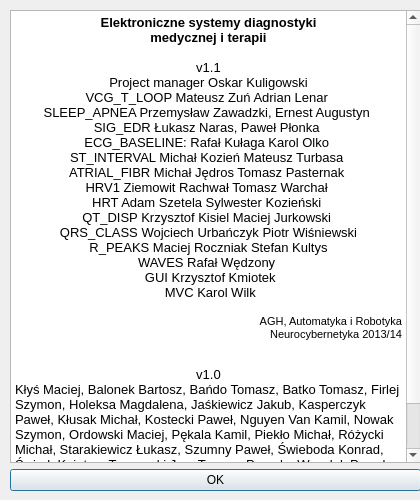
Above: EKG/Views/about.ui from qwerty90/ProjektEKG before the change. Below: the same form after it.
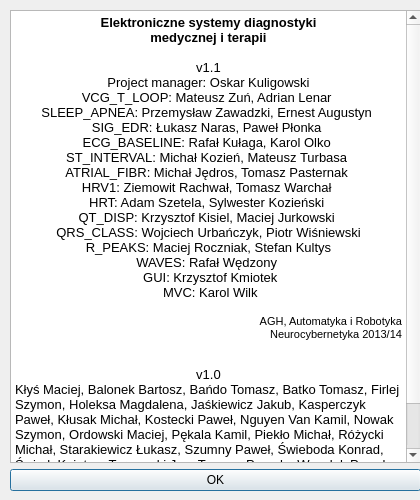
That is the form after the change. Icons and pictures are not drawn.

Patch:
```diff
--- a/EKG/Views/about.ui
+++ b/EKG/Views/about.ui
@@ -56,21 +56,21 @@
 &lt;p align=&quot;center&quot; style=&quot; margin-top:0px; margin-bottom:0px; margin-left:0px; margin-right:0px; -qt-block-indent:0; text-indent:0px;&quot;&gt;&lt;span style=&quot; font-size:10pt; font-weight:600;&quot;&gt;medycznej i terapii&lt;/span&gt;&lt;/p&gt;
 &lt;p align=&quot;center&quot; style=&quot;-qt-paragraph-type:empty; margin-top:0px; margin-bottom:0px; margin-left:0px; margin-right:0px; -qt-block-indent:0; text-indent:0px; font-size:10pt;&quot;&gt;&lt;br /&gt;&lt;/p&gt;
 &lt;p align=&quot;center&quot; style=&quot; margin-top:0px; margin-bottom:0px; margin-left:0px; margin-right:0px; -qt-block-indent:0; text-indent:0px;&quot;&gt;&lt;span style=&quot; font-size:10pt;&quot;&gt;v1.1&lt;/span&gt;&lt;/p&gt;
-&lt;p align=&quot;center&quot; style=&quot; margin-top:0px; margin-bottom:0px; margin-left:0px; margin-right:0px; -qt-block-indent:0; text-indent:0px;&quot;&gt;&lt;span style=&quot; font-size:10pt;&quot;&gt;Project manager Oskar Kuligowski&lt;/span&gt;&lt;/p&gt;
-&lt;p align=&quot;center&quot; style=&quot; margin-top:0px; margin-bottom:0px; margin-left:0px; margin-right:0px; -qt-block-indent:0; text-indent:0px;&quot;&gt;&lt;span style=&quot; font-size:10pt;&quot;&gt;VCG_T_LOOP Mateusz Zuń Adrian Lenar &lt;/span&gt;&lt;/p&gt;
-&lt;p align=&quot;center&quot; style=&quot; margin-top:0px; margin-bottom:0px; margin-left:0px; margin-right:0px; -qt-block-indent:0; text-indent:0px;&quot;&gt;&lt;span style=&quot; font-size:10pt;&quot;&gt;SLEEP_APNEA Przemysław Zawadzki, Ernest Augustyn &lt;/span&gt;&lt;/p&gt;
-&lt;p align=&quot;center&quot; style=&quot; margin-top:0px; margin-bottom:0px; margin-left:0px; margin-right:0px; -qt-block-indent:0; text-indent:0px;&quot;&gt;&lt;span style=&quot; font-size:10pt;&quot;&gt;SIG_EDR Łukasz Naras, Paweł Płonka &lt;/span&gt;&lt;/p&gt;
-&lt;p align=&quot;center&quot; style=&quot; margin-top:0px; margin-bottom:0px; margin-left:0px; margin-right:0px; -qt-block-indent:0; text-indent:0px;&quot;&gt;&lt;span style=&quot; font-size:10pt;&quot;&gt;ECG_BASELINE: Rafał Kułaga Karol Olko &lt;/span&gt;&lt;/p&gt;
-&lt;p align=&quot;center&quot; style=&quot; margin-top:0px; margin-bottom:0px; margin-left:0px; margin-right:0px; -qt-block-indent:0; text-indent:0px;&quot;&gt;&lt;span style=&quot; font-size:10pt;&quot;&gt;ST_INTERVAL Michał Kozień Mateusz Turbasa &lt;/span&gt;&lt;/p&gt;
-&lt;p align=&quot;center&quot; style=&quot; margin-top:0px; margin-bottom:0px; margin-left:0px; margin-right:0px; -qt-block-indent:0; text-indent:0px;&quot;&gt;&lt;span style=&quot; font-size:10pt;&quot;&gt;ATRIAL_FIBR Michał Jędros Tomasz Pasternak &lt;/span&gt;&lt;/p&gt;
-&lt;p align=&quot;center&quot; style=&quot; margin-top:0px; margin-bottom:0px; margin-left:0px; margin-right:0px; -qt-block-indent:0; text-indent:0px;&quot;&gt;&lt;span style=&quot; font-size:10pt;&quot;&gt;HRV1 Ziemowit Rachwał Tomasz Warchał &lt;/span&gt;&lt;/p&gt;
-&lt;p align=&quot;center&quot; style=&quot; margin-top:0px; margin-bottom:0px; margin-left:0px; margin-right:0px; -qt-block-indent:0; text-indent:0px;&quot;&gt;&lt;span style=&quot; font-size:10pt;&quot;&gt;HRT Adam Szetela Sylwester Kozieński &lt;/span&gt;&lt;/p&gt;
-&lt;p align=&quot;center&quot; style=&quot; margin-top:0px; margin-bottom:0px; margin-left:0px; margin-right:0px; -qt-block-indent:0; text-indent:0px;&quot;&gt;&lt;span style=&quot; font-size:10pt;&quot;&gt;QT_DISP Krzysztof Kisiel Maciej Jurkowski &lt;/span&gt;&lt;/p&gt;
-&lt;p align=&quot;center&quot; style=&quot; margin-top:0px; margin-bottom:0px; margin-left:0px; margin-right:0px; -qt-block-indent:0; text-indent:0px;&quot;&gt;&lt;span style=&quot; font-size:10pt;&quot;&gt;QRS_CLASS Wojciech Urbańczyk Piotr Wiśniewski&lt;/span&gt;&lt;/p&gt;
-&lt;p align=&quot;center&quot; style=&quot; margin-top:0px; margin-bottom:0px; margin-left:0px; margin-right:0px; -qt-block-indent:0; text-indent:0px;&quot;&gt;&lt;span style=&quot; font-size:10pt;&quot;&gt; R_PEAKS Maciej Roczniak Stefan Kultys &lt;/span&gt;&lt;/p&gt;
-&lt;p align=&quot;center&quot; style=&quot; margin-top:0px; margin-bottom:0px; margin-left:0px; margin-right:0px; -qt-block-indent:0; text-indent:0px;&quot;&gt;&lt;span style=&quot; font-size:10pt;&quot;&gt;WAVES Rafał Wędzony &lt;/span&gt;&lt;/p&gt;
-&lt;p align=&quot;center&quot; style=&quot; margin-top:0px; margin-bottom:0px; margin-left:0px; margin-right:0px; -qt-block-indent:0; text-indent:0px;&quot;&gt;&lt;span style=&quot; font-size:10pt;&quot;&gt; GUI Krzysztof Kmiotek&lt;/span&gt;&lt;/p&gt;
-&lt;p align=&quot;center&quot; style=&quot; margin-top:0px; margin-bottom:0px; margin-left:0px; margin-right:0px; -qt-block-indent:0; text-indent:0px;&quot;&gt;&lt;span style=&quot; font-size:10pt;&quot;&gt; MVC Karol Wilk&lt;/span&gt;&lt;/p&gt;
+&lt;p align=&quot;center&quot; style=&quot; margin-top:0px; margin-bottom:0px; margin-left:0px; margin-right:0px; -qt-block-indent:0; text-indent:0px;&quot;&gt;&lt;span style=&quot; font-size:10pt;&quot;&gt;Project manager: Oskar Kuligowski&lt;/span&gt;&lt;/p&gt;
+&lt;p align=&quot;center&quot; style=&quot; margin-top:0px; margin-bottom:0px; margin-left:0px; margin-right:0px; -qt-block-indent:0; text-indent:0px;&quot;&gt;&lt;span style=&quot; font-size:10pt;&quot;&gt;VCG_T_LOOP: Mateusz Zuń, Adrian Lenar &lt;/span&gt;&lt;/p&gt;
+&lt;p align=&quot;center&quot; style=&quot; margin-top:0px; margin-bottom:0px; margin-left:0px; margin-right:0px; -qt-block-indent:0; text-indent:0px;&quot;&gt;&lt;span style=&quot; font-size:10pt;&quot;&gt;SLEEP_APNEA: Przemysław Zawadzki, Ernest Augustyn &lt;/span&gt;&lt;/p&gt;
+&lt;p align=&quot;center&quot; style=&quot; margin-top:0px; margin-bottom:0px; margin-left:0px; margin-right:0px; -qt-block-indent:0; text-indent:0px;&quot;&gt;&lt;span style=&quot; font-size:10pt;&quot;&gt;SIG_EDR: Łukasz Naras, Paweł Płonka &lt;/span&gt;&lt;/p&gt;
+&lt;p align=&quot;center&quot; style=&quot; margin-top:0px; margin-bottom:0px; margin-left:0px; margin-right:0px; -qt-block-indent:0; text-indent:0px;&quot;&gt;&lt;span style=&quot; font-size:10pt;&quot;&gt;ECG_BASELINE: Rafał Kułaga, Karol Olko &lt;/span&gt;&lt;/p&gt;
+&lt;p align=&quot;center&quot; style=&quot; margin-top:0px; margin-bottom:0px; margin-left:0px; margin-right:0px; -qt-block-indent:0; text-indent:0px;&quot;&gt;&lt;span style=&quot; font-size:10pt;&quot;&gt;ST_INTERVAL: Michał Kozień, Mateusz Turbasa &lt;/span&gt;&lt;/p&gt;
+&lt;p align=&quot;center&quot; style=&quot; margin-top:0px; margin-bottom:0px; margin-left:0px; margin-right:0px; -qt-block-indent:0; text-indent:0px;&quot;&gt;&lt;span style=&quot; font-size:10pt;&quot;&gt;ATRIAL_FIBR: Michał Jędros, Tomasz Pasternak &lt;/span&gt;&lt;/p&gt;
+&lt;p align=&quot;center&quot; style=&quot; margin-top:0px; margin-bottom:0px; margin-left:0px; margin-right:0px; -qt-block-indent:0; text-indent:0px;&quot;&gt;&lt;span style=&quot; font-size:10pt;&quot;&gt;HRV1: Ziemowit Rachwał, Tomasz Warchał &lt;/span&gt;&lt;/p&gt;
+&lt;p align=&quot;center&quot; style=&quot; margin-top:0px; margin-bottom:0px; margin-left:0px; margin-right:0px; -qt-block-indent:0; text-indent:0px;&quot;&gt;&lt;span style=&quot; font-size:10pt;&quot;&gt;HRT: Adam Szetela, Sylwester Kozieński &lt;/span&gt;&lt;/p&gt;
+&lt;p align=&quot;center&quot; style=&quot; margin-top:0px; margin-bottom:0px; margin-left:0px; margin-right:0px; -qt-block-indent:0; text-indent:0px;&quot;&gt;&lt;span style=&quot; font-size:10pt;&quot;&gt;QT_DISP: Krzysztof Kisiel, Maciej Jurkowski &lt;/span&gt;&lt;/p&gt;
+&lt;p align=&quot;center&quot; style=&quot; margin-top:0px; margin-bottom:0px; margin-left:0px; margin-right:0px; -qt-block-indent:0; text-indent:0px;&quot;&gt;&lt;span style=&quot; font-size:10pt;&quot;&gt;QRS_CLASS: Wojciech Urbańczyk, Piotr Wiśniewski&lt;/span&gt;&lt;/p&gt;
+&lt;p align=&quot;center&quot; style=&quot; margin-top:0px; margin-bottom:0px; margin-left:0px; margin-right:0px; -qt-block-indent:0; text-indent:0px;&quot;&gt;&lt;span style=&quot; font-size:10pt;&quot;&gt; R_PEAKS: Maciej Roczniak, Stefan Kultys &lt;/span&gt;&lt;/p&gt;
+&lt;p align=&quot;center&quot; style=&quot; margin-top:0px; margin-bottom:0px; margin-left:0px; margin-right:0px; -qt-block-indent:0; text-indent:0px;&quot;&gt;&lt;span style=&quot; font-size:10pt;&quot;&gt;WAVES: Rafał Wędzony &lt;/span&gt;&lt;/p&gt;
+&lt;p align=&quot;center&quot; style=&quot; margin-top:0px; margin-bottom:0px; margin-left:0px; margin-right:0px; -qt-block-indent:0; text-indent:0px;&quot;&gt;&lt;span style=&quot; font-size:10pt;&quot;&gt; GUI: Krzysztof Kmiotek&lt;/span&gt;&lt;/p&gt;
+&lt;p align=&quot;center&quot; style=&quot; margin-top:0px; margin-bottom:0px; margin-left:0px; margin-right:0px; -qt-block-indent:0; text-indent:0px;&quot;&gt;&lt;span style=&quot; font-size:10pt;&quot;&gt; MVC: Karol Wilk&lt;/span&gt;&lt;/p&gt;
 &lt;p style=&quot;-qt-paragraph-type:empty; margin-top:0px; margin-bottom:0px; margin-left:0px; margin-right:0px; -qt-block-indent:0; text-indent:0px; font-size:10pt;&quot;&gt;&lt;br /&gt;&lt;/p&gt;
 &lt;p align=&quot;right&quot; style=&quot; margin-top:0px; margin-bottom:0px; margin-left:0px; margin-right:0px; -qt-block-indent:0; text-indent:0px;&quot;&gt;&lt;span style=&quot; font-size:8pt;&quot;&gt;AGH, Automatyka i Robotyka&lt;/span&gt;&lt;/p&gt;
 &lt;p align=&quot;right&quot; style=&quot; margin-top:0px; margin-bottom:0px; margin-left:0px; margin-right:0px; -qt-block-indent:0; text-indent:0px;&quot;&gt;&lt;span style=&quot; font-size:8pt;&quot;&gt;Neurocybernetyka 2013/14&lt;/span&gt;&lt;/p&gt;
```
